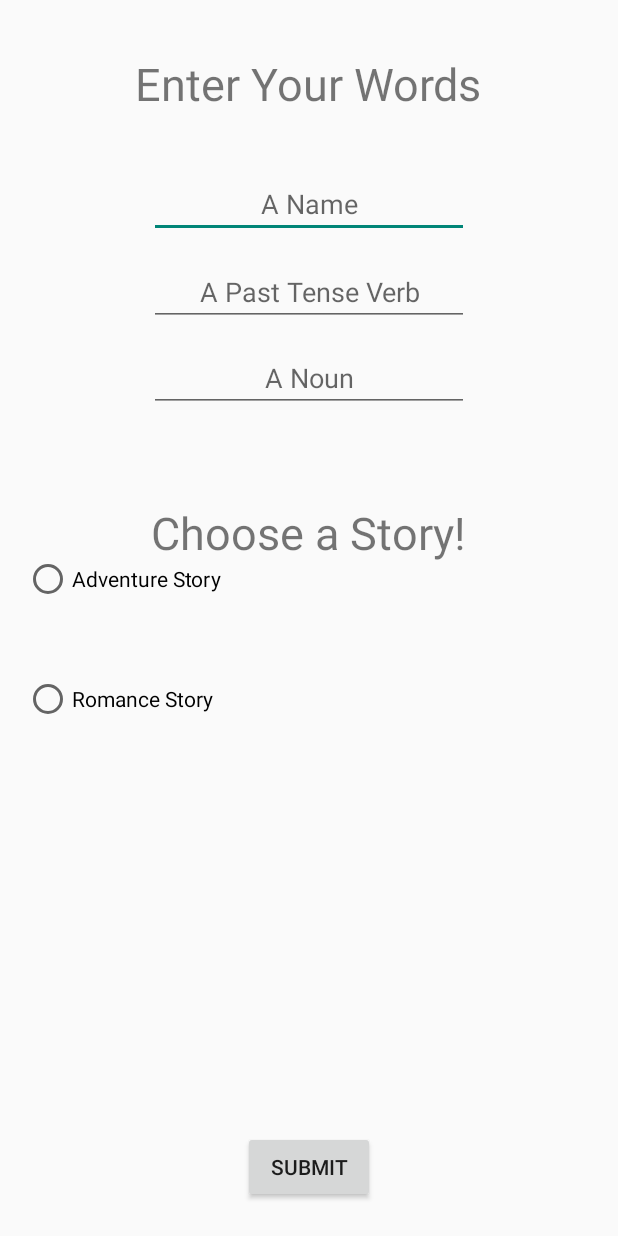
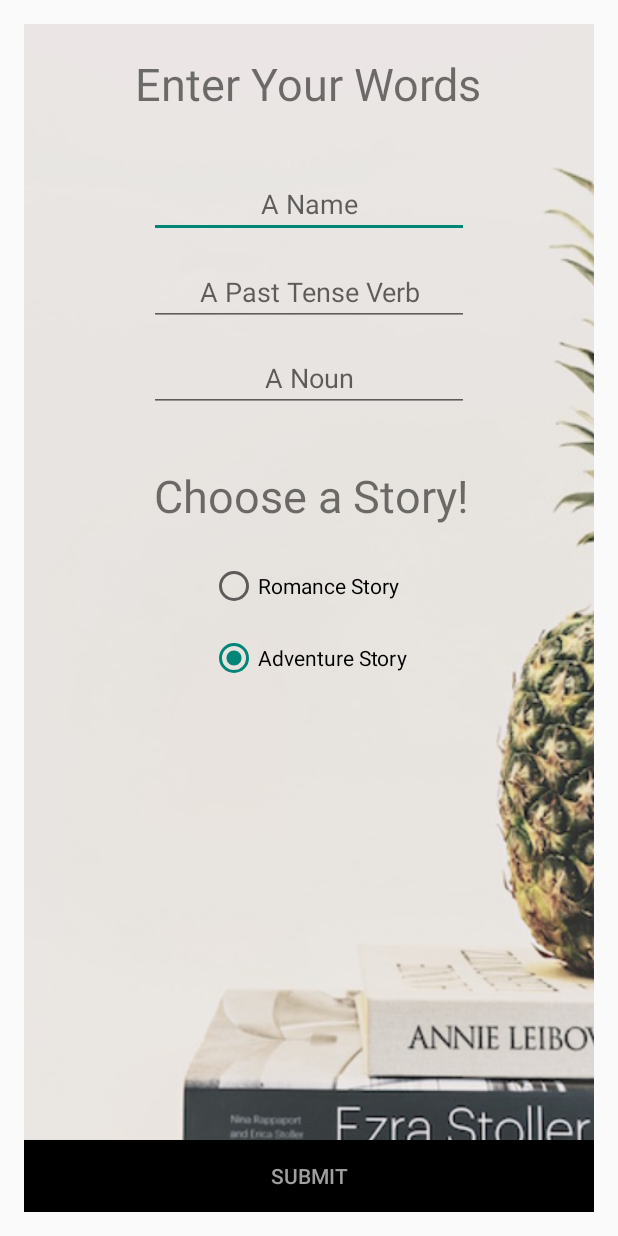
Before and after one commit to ChanceMagno/Mad-Libs-android, an Android app: the screen it shows after launch (MainActivity), after a tap on "SUBMIT", on a phone screen of 412 x 824 dp. Run offline under Robolectric (Android 15) with nearby library versions, the phone set to English and light mode, and no system bars; our stand-ins replace ButterKnife; 2 other taps on this screen came first.

Commit message:
add styling

```diff
--- a/app/src/main/java/com/example/guest/madlibs/MainActivity.java
+++ b/app/src/main/java/com/example/guest/madlibs/MainActivity.java
@@ -30,7 +30,7 @@ public class MainActivity extends AppCompatActivity implements View.OnClickListe
     Button mAdventureRadio;
     @Bind(R.id.romance)
     Button mRomanceRadio;
-    String storyType = "";
+    String storyType;
 
     @Override
     protected void onCreate(Bundle savedInstanceState) {
@@ -67,7 +67,7 @@ public class MainActivity extends AppCompatActivity implements View.OnClickListe
         String name = mName.getText().toString();
         String verb = mVerb.getText().toString();
         String noun = mNoun.getText().toString();
-        if (noun.equals("") || verb.equals("") || name.equals("")) {
+        if (noun.equals("") || verb.equals("") || name.equals("") || storyType.equals(null)) {
             Toast.makeText(MainActivity.this, "Fill out all inputs!", Toast.LENGTH_LONG).show();
         } else {
 
--- a/app/src/main/res/layout/activity_main.xml
+++ b/app/src/main/res/layout/activity_main.xml
@@ -1,5 +1,6 @@
 <?xml version="1.0" encoding="utf-8"?>
 <RelativeLayout xmlns:android="http://schemas.android.com/apk/res/android"
+    xmlns:app="http://schemas.android.com/apk/res-auto"
     xmlns:tools="http://schemas.android.com/tools"
     android:id="@+id/activity_main"
     android:layout_width="match_parent"
@@ -9,6 +10,18 @@
     android:paddingRight="@dimen/activity_horizontal_margin"
     android:paddingTop="@dimen/activity_vertical_margin"
     tools:context="com.example.guest.madlibs.MainActivity">
+
+    <ImageView
+        android:layout_width="match_parent"
+        android:layout_height="match_parent"
+        android:id="@+id/imageView5"
+        android:scaleType="centerCrop"
+        android:layout_alignParentBottom="true"
+        android:layout_alignParentLeft="true"
+        android:layout_alignParentStart="true"
+        android:adjustViewBounds="false"
+        app:srcCompat="@drawable/bg2"
+        android:cropToPadding="false" />
 
 
     <EditText
@@ -45,15 +58,6 @@
         android:layout_alignLeft="@+id/editTextName"
         android:layout_alignStart="@+id/editTextName" />
 
-    <Button
-        android:text="Submit"
-        android:layout_width="wrap_content"
-        android:layout_height="wrap_content"
-        android:id="@+id/submitButton"
-        android:layout_alignParentBottom="true"
-        android:layout_centerHorizontal="true"
-        android:layout_marginBottom="6dp" />
-
     <EditText
         android:layout_width="wrap_content"
         android:layout_height="wrap_content"
@@ -74,28 +78,17 @@
         android:id="@+id/textView4"
         android:textAlignment="center"
         android:textSize="30sp"
-        android:layout_marginTop="60dp"
+        android:layout_marginTop="35dp"
         android:layout_below="@+id/editTextNoun"
-        android:layout_centerHorizontal="true" />
+        android:layout_alignRight="@+id/editTextNoun"
+        android:layout_alignEnd="@+id/editTextNoun" />
 
     <RadioGroup
-        android:layout_width="match_parent"
+        android:layout_width="wrap_content"
         android:layout_height="wrap_content"
-        android:layout_alignTop="@+id/textView4"
-        android:layout_alignParentLeft="true"
-        android:layout_alignParentStart="true"
-        android:layout_marginTop="35dp">
-
-        <RadioButton
-            android:text="Adventure Story"
-            android:layout_width="wrap_content"
-            android:layout_height="wrap_content"
-            android:layout_marginBottom="48dp"
-            android:id="@+id/adventure"
-            android:layout_alignBottom="@+id/romance"
-            android:layout_centerHorizontal="true"
-            android:textAlignment="center"
-            android:onClick="onRadioButtonClicked"/>
+        android:layout_marginTop="24dp"
+        android:layout_below="@+id/textView4"
+        android:layout_centerHorizontal="true">
 
         <RadioButton
             android:text="Romance Story"
@@ -108,7 +101,28 @@
             android:layout_alignEnd="@+id/adventure"
             android:layout_marginBottom="16dp"
             android:onClick="onRadioButtonClicked"/>
+
+        <RadioButton
+            android:text="Adventure Story"
+            android:layout_width="wrap_content"
+            android:layout_height="wrap_content"
+            android:layout_marginBottom="48dp"
+            android:id="@+id/adventure"
+            android:layout_alignBottom="@+id/romance"
+            android:layout_centerHorizontal="true"
+            android:textAlignment="center"
+            android:onClick="onRadioButtonClicked"/>
     </RadioGroup>
+
+    <Button
+        android:text="Submit"
+        android:layout_width="match_parent"
+        android:layout_height="wrap_content"
+        android:id="@+id/submitButton"
+        android:background="@color/colorPrimary"
+        android:textColor="@color/colorPrimaryDark"
+        android:layout_alignParentBottom="true"
+        android:layout_centerHorizontal="true" />
 
 
 </RelativeLayout>
--- a/app/src/main/res/values/colors.xml
+++ b/app/src/main/res/values/colors.xml
@@ -1,6 +1,6 @@
 <?xml version="1.0" encoding="utf-8"?>
 <resources>
-    <color name="colorPrimary">#3F51B5</color>
-    <color name="colorPrimaryDark">#303F9F</color>
-    <color name="colorAccent">#FF4081</color>
+    <color name="colorPrimary">#000000</color>
+    <color name="colorPrimaryDark">#9f9f9f</color>
+    <color name="colorAccent">#fefcfc</color>
 </resources>
```
Also changed, not shown: app/src/main/res/drawable/bg.jpg (added), app/src/main/res/drawable/bg2.jpg (added).
